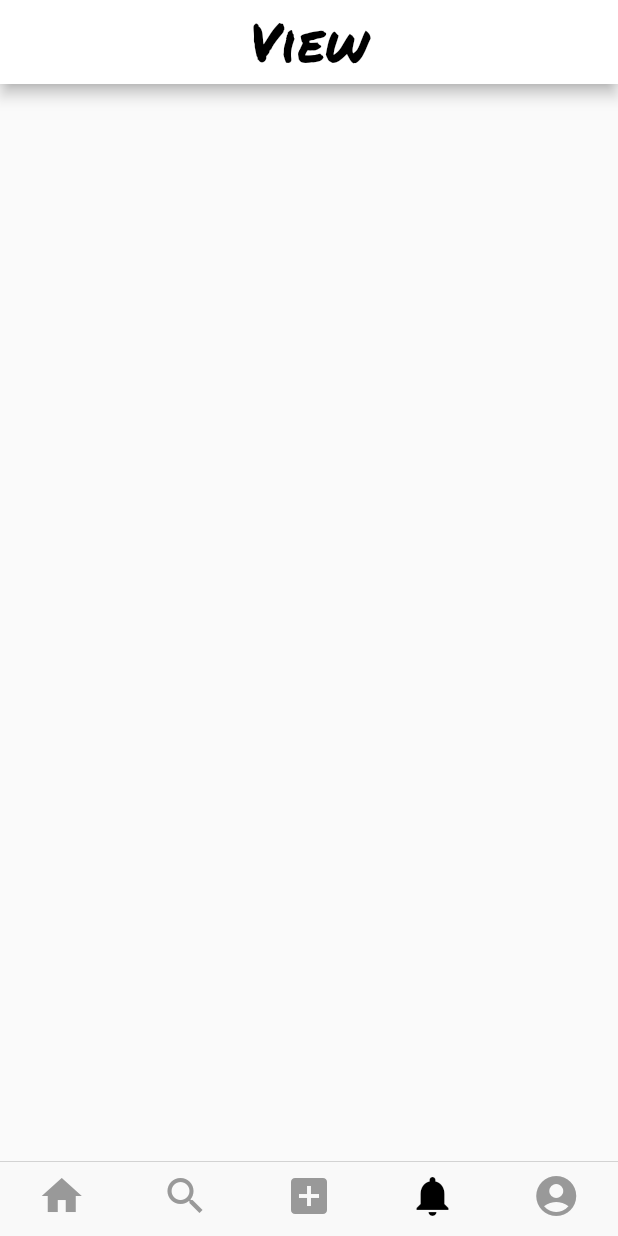
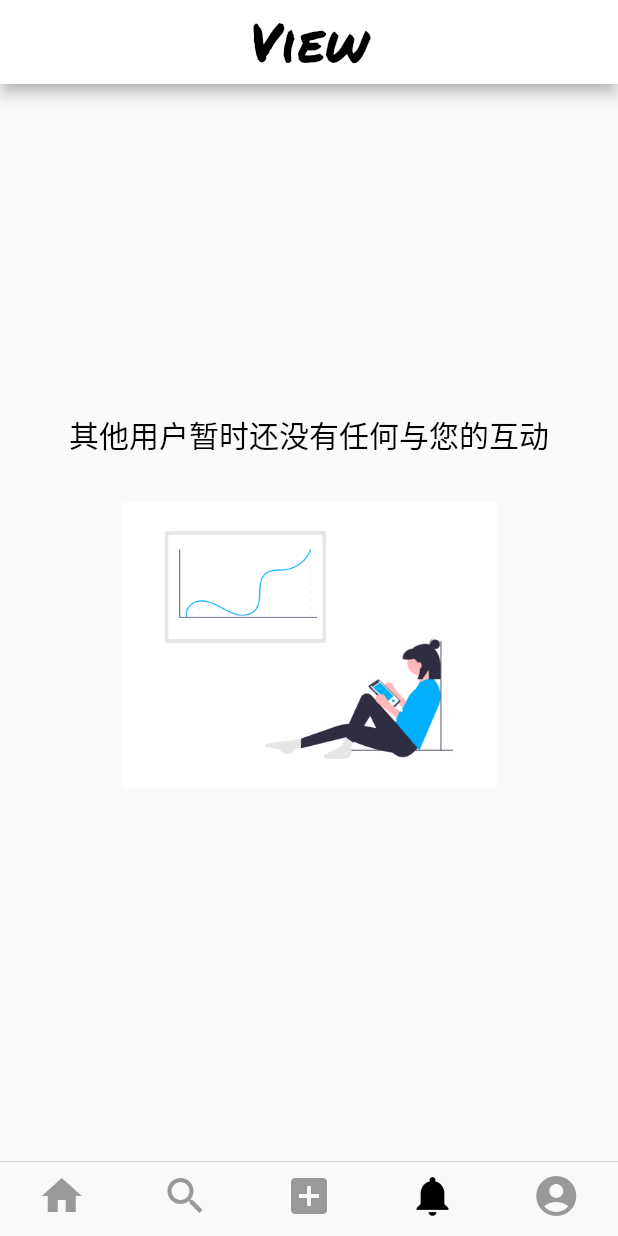
Before and after one commit to YuanRuQian/view, a Flutter app: the screen it shows once a user with an empty profile is signed in, swiped to page 4, on a phone screen of 412 x 824 dp. Run offline on Flutter 3.47's test engine with Material 2 defaults, Android fonts, the phone set to English and light mode, and no system bars; our stand-ins replace cached_network_image, cloud_firestore, firebase_auth, firebase_storage, flutter_image_compress, image_cropper and 1 more; missing offline and left inert: photofilters; accounts and stored records are empty.

Commit message:
add no activity hint

```diff
--- a/lib/ui/pages/activityPage.dart
+++ b/lib/ui/pages/activityPage.dart
@@ -8,6 +8,7 @@ import 'package:view/ui/pages/commentPage.dart';
 import 'package:view/services/database.dart';
 import 'package:intl/intl.dart';
 import 'package:provider/provider.dart';
+import 'package:view/ui/widgets/noActivityIllustration.dart';
 import 'package:view/ui/widgets/viewTitle.dart';
 
 class ActivityPage extends StatefulWidget {
@@ -34,12 +35,15 @@ class _ActivityPageState extends State<ActivityPage> {
     }
   }
 
-  _buildActivity(Activity activity) {
+  _buildActivity(Activity activity, double _height, double _width) {
     return FutureBuilder(
       future: DatabaseService.getUserWithId(activity.fromUserId),
       builder: (BuildContext context, AsyncSnapshot snapshot) {
         if (!snapshot.hasData) {
-          return SizedBox.shrink();
+          return NoActivityIllustration(
+            containerHeight: _height,
+            containerWidth: _width,
+          );
         }
         User user = snapshot.data;
         return ListTile(
@@ -85,6 +89,8 @@ class _ActivityPageState extends State<ActivityPage> {
 
   @override
   Widget build(BuildContext context) {
+    final _height = MediaQuery.of(context).size.height;
+    final _width = MediaQuery.of(context).size.width;
     return Scaffold(
       appBar: AppBar(
         centerTitle: true,
@@ -93,13 +99,18 @@ class _ActivityPageState extends State<ActivityPage> {
       ),
       body: RefreshIndicator(
         onRefresh: () => _setupActivities(),
-        child: ListView.builder(
-          itemCount: _activities.length,
-          itemBuilder: (BuildContext context, int index) {
-            Activity activity = _activities[index];
-            return _buildActivity(activity);
-          },
-        ),
+        child: _activities.length == 0
+            ? NoActivityIllustration(
+                containerHeight: _height,
+                containerWidth: _width,
+              )
+            : ListView.builder(
+                itemCount: _activities.length,
+                itemBuilder: (BuildContext context, int index) {
+                  Activity activity = _activities[index];
+                  return _buildActivity(activity, _height, _width);
+                },
+              ),
       ),
     );
   }
--- /dev/null
+++ b/lib/ui/widgets/noActivityIllustration.dart
@@ -0,0 +1,31 @@
+import 'package:flutter/material.dart';
+
+class NoActivityIllustration extends StatefulWidget {
+  final double containerHeight;
+  final double containerWidth;
+  NoActivityIllustration({this.containerHeight, this.containerWidth});
+  @override
+  _NoActivityIllustrationState createState() => _NoActivityIllustrationState();
+}
+
+class _NoActivityIllustrationState extends State<NoActivityIllustration> {
+  @override
+  Widget build(BuildContext context) {
+    return Container(
+              height: widget.containerHeight,
+              width: widget.containerWidth,
+              child:Column(
+                mainAxisAlignment: MainAxisAlignment.center,
+                crossAxisAlignment: CrossAxisAlignment.center,
+                children: <Widget>[
+                  Text('其他用户暂时还没有任何与您的互动',
+                      style: TextStyle(fontSize: 20.0, color: Colors.black)),
+                  Image.asset(
+                    'assets/images/screen_time.jpg',
+                    height: 250.0,
+                    width: 250.0,
+                  ),
+                ],
+              ));
+  }
+}
```
Also changed, not shown: assets/images/screen_time.jpg (added).
